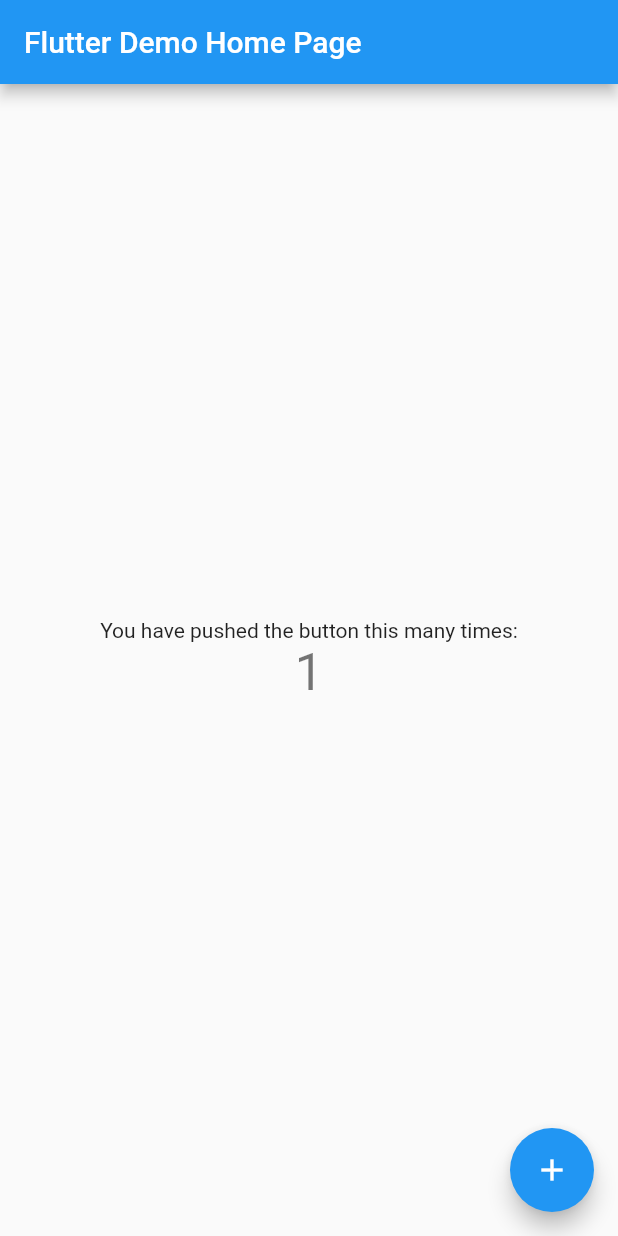
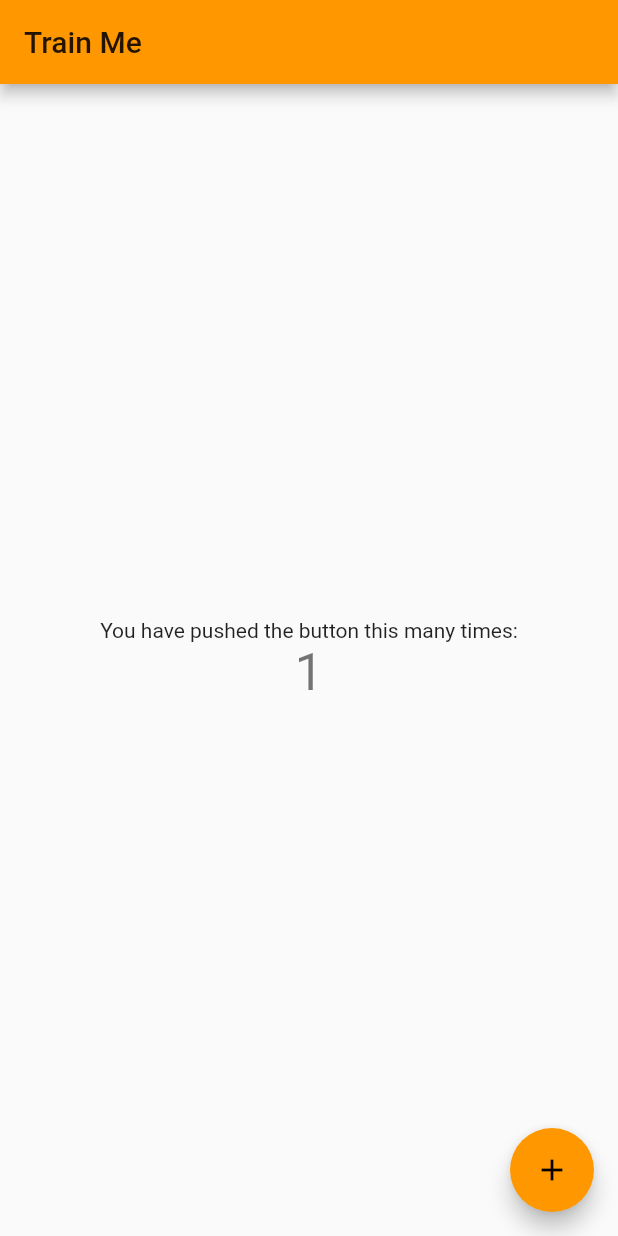
Before and after one commit to Guppster/train-me, a Flutter app: the screen it shows after launch, after a tap on the "add" icon, on a phone screen of 412 x 824 dp. Run offline on Flutter 3.47's test engine with Material 2 defaults, Android fonts, the phone set to English and light mode, and no system bars.

Commit message:
getting rid of dartfmt :thumbsdown:

```diff
--- a/lib/main.dart
+++ b/lib/main.dart
@@ -1,109 +1,66 @@
 import 'package:flutter/material.dart';
 
-void main() => runApp(new MyApp());
+void main()
+=> runApp(new MyApp());
 
-class MyApp extends StatelessWidget {
+class MyApp extends StatelessWidget
+{
     // This widget is the root of your application.
     @override
-  Widget build(BuildContext context) {
+    Widget build(BuildContext context)
+    {
         return new MaterialApp(
             title: 'Flutter Demo',
             theme: new ThemeData(
-        // This is the theme of your application.
-        //
-        // Try running your application with "flutter run". You'll see the
-        // application has a blue toolbar. Then, without quitting the app, try
-        // changing the primarySwatch below to Colors.green and then invoke
-        // "hot reload" (press "r" in the console where you ran "flutter run",
-        // or press Run > Flutter Hot Reload in IntelliJ). Notice that the
-        // counter didn't reset back to zero; the application is not restarted.
-        primarySwatch: Colors.blue,
+                primarySwatch: Colors.orange,
             ),
-      home: new MyHomePage(title: 'Flutter Demo Home Page'),
+            home: new MyHomePage(title: 'Train Me'),
         );
     }
 }
 
-class MyHomePage extends StatefulWidget {
+class MyHomePage extends StatefulWidget
+{
     MyHomePage({Key key, this.title}) : super(key: key);
-
-  // This widget is the home page of your application. It is stateful, meaning
-  // that it has a State object (defined below) that contains fields that affect
-  // how it looks.
-
-  // This class is the configuration for the state. It holds the values (in this
-  // case the title) provided by the parent (in this case the App widget) and
-  // used by the build method of the State. Fields in a Widget subclass are
-  // always marked "final".
 
     final String title;
 
     @override
-  _MyHomePageState createState() => new _MyHomePageState();
+    _MyHomePageState createState()
+    => new _MyHomePageState();
 }
 
-class _MyHomePageState extends State<MyHomePage> {
+class _MyHomePageState extends State<MyHomePage>
+{
     int _counter = 0;
 
-  void _incrementCounter() {
-    setState(() {
-      // This call to setState tells the Flutter framework that something has
-      // changed in this State, which causes it to rerun the build method below
-      // so that the display can reflect the updated values. If we changed
-      // _counter without calling setState(), then the build method would not be
-      // called again, and so nothing would appear to happen.
+    void _incrementCounter()
+    {
+        setState(()
+        {
             _counter++;
         });
     }
 
     @override
-  Widget build(BuildContext context) {
-    // This method is rerun every time setState is called, for instance as done
-    // by the _incrementCounter method above.
-    //
-    // The Flutter framework has been optimized to make rerunning build methods
-    // fast, so that you can just rebuild anything that needs updating rather
-    // than having to individually change instances of widgets.
+    Widget build(BuildContext context)
+    {
         return new Scaffold(
-      appBar: new AppBar(
-        // Here we take the value from the MyHomePage object that was created by
-        // the App.build method, and use it to set our appbar title.
-        title: new Text(widget.title),
-      ),
+            appBar: new AppBar(title: new Text(widget.title)),
+
             body: new Center(
-        // Center is a layout widget. It takes a single child and positions it
-        // in the middle of the parent.
                 child: new Column(
-          // Column is also layout widget. It takes a list of children and
-          // arranges them vertically. By default, it sizes itself to fit its
-          // children horizontally, and tries to be as tall as its parent.
-          //
-          // Invoke "debug paint" (press "p" in the console where you ran
-          // "flutter run", or select "Toggle Debug Paint" from the Flutter tool
-          // window in IntelliJ) to see the wireframe for each widget.
-          //
-          // Column has various properties to control how it sizes itself and
-          // how it positions its children. Here we use mainAxisAlignment to
-          // center the children vertically; the main axis here is the vertical
-          // axis because Columns are vertical (the cross axis would be
-          // horizontal).
                     mainAxisAlignment: MainAxisAlignment.center,
                     children: <Widget>[
-            new Text(
-              'You have pushed the button this many times:',
-            ),
-            new Text(
-              '$_counter',
-              style: Theme.of(context).textTheme.display1,
-            ),
-          ],
-        ),
-      ),
+                        new Text('You have pushed the button this many times:'),
+                        new Text('$_counter', style: Theme.of(context).textTheme.display1),
+                    ])),
+
             floatingActionButton: new FloatingActionButton(
                 onPressed: _incrementCounter,
                 tooltip: 'Increment',
                 child: new Icon(Icons.add),
-      ), // This trailing comma makes auto-formatting nicer for build methods.
+            ),
         );
     }
 }
```
Also changed, not shown: 1 other file. Lines whose indentation alone changed are shown as unchanged.
